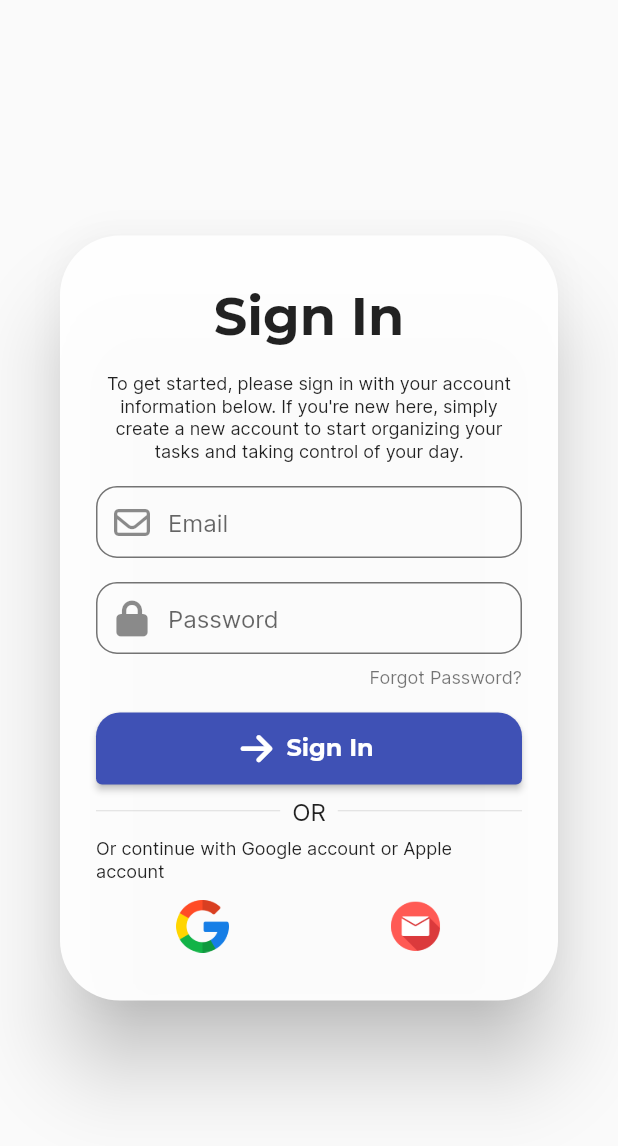
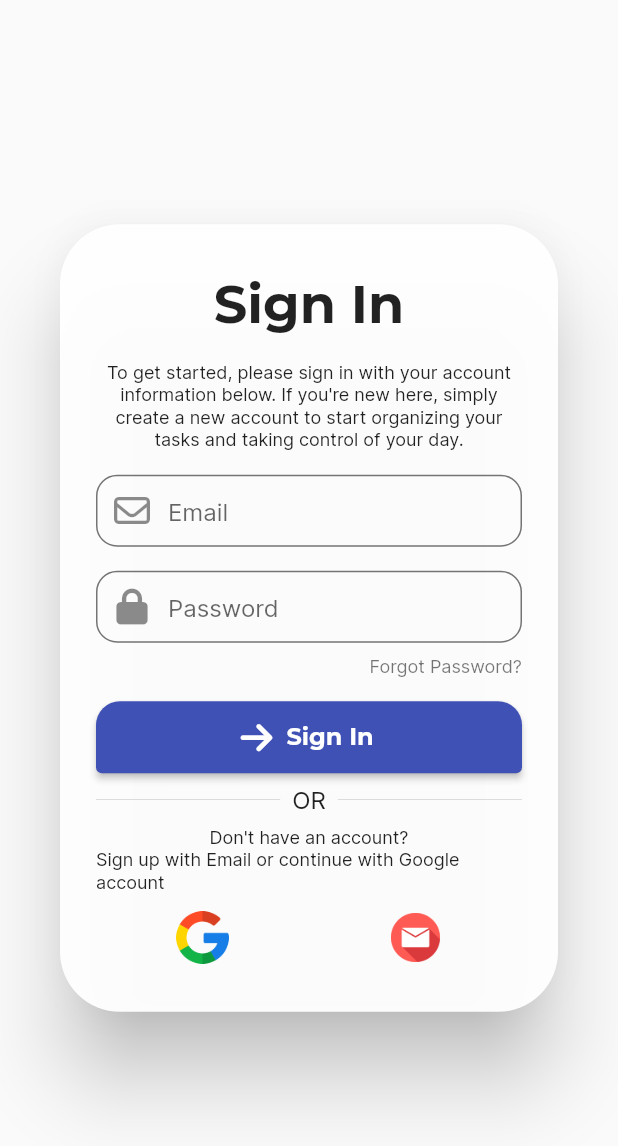
Before and after one commit to arthurKhasanov/project_ninja, a Flutter app: the LogInDialog widget shown alone on an empty page, opened directly, on a phone screen of 412 x 824 dp. Shown: the top 1146 px of the screen. Run offline on Flutter 3.47's test engine with Material 2 defaults, Android fonts, the light colour scheme and no system bars; our stand-ins replace dartz, firebase_auth, firebase_core, font_awesome_flutter, google_sign_in, hive_flutter and 1 more; accounts and stored records are empty.

```diff
--- a/lib/auth/ui/widgets/login_dialog.dart
+++ b/lib/auth/ui/widgets/login_dialog.dart
@@ -47,7 +47,11 @@ class LogInDialog extends StatelessWidget {
             ],
           ),
           const Text(
-            'Or continue with Google account or Apple account',
+            'Don\'t have an account?',
+            style: TextStyle(fontFamily: 'Inter', fontSize: 12),
+          ),
+          const Text(
+            'Sign up with Email or continue with Google account',
             style: TextStyle(fontFamily: 'Inter', fontSize: 12),
           ),
           const SizedBox(
```
Also changed, not shown: lib/auth/data/auth_repository.dart (+18 -2 lines), assets/icons/auth/apple.png (deleted).
